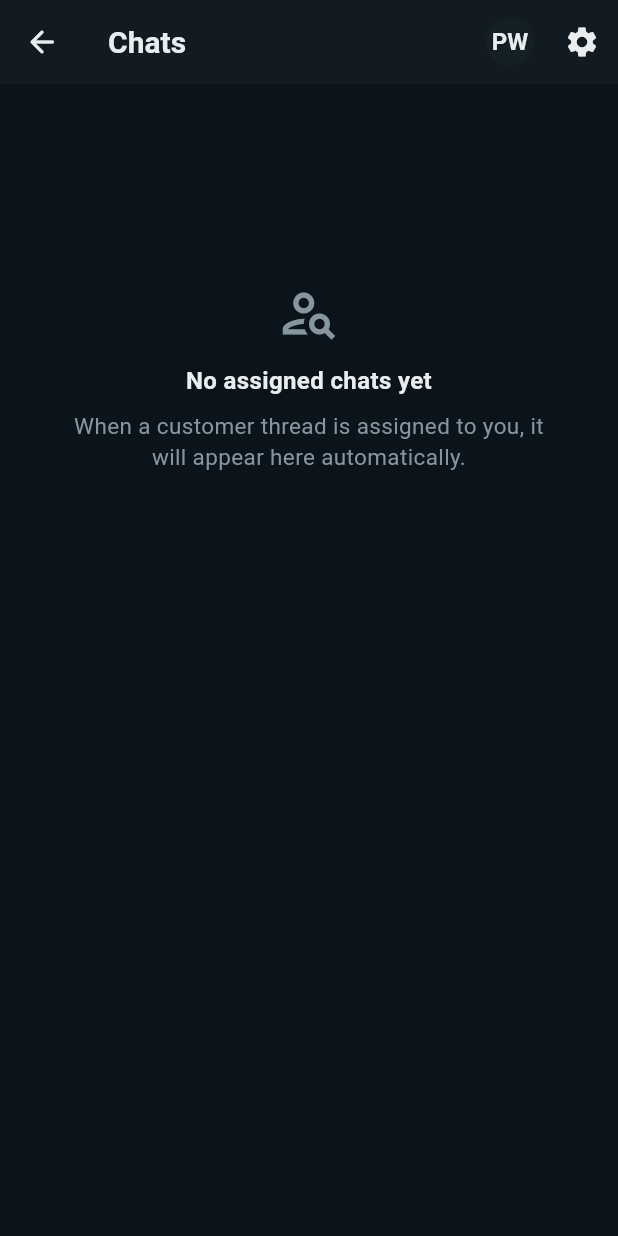
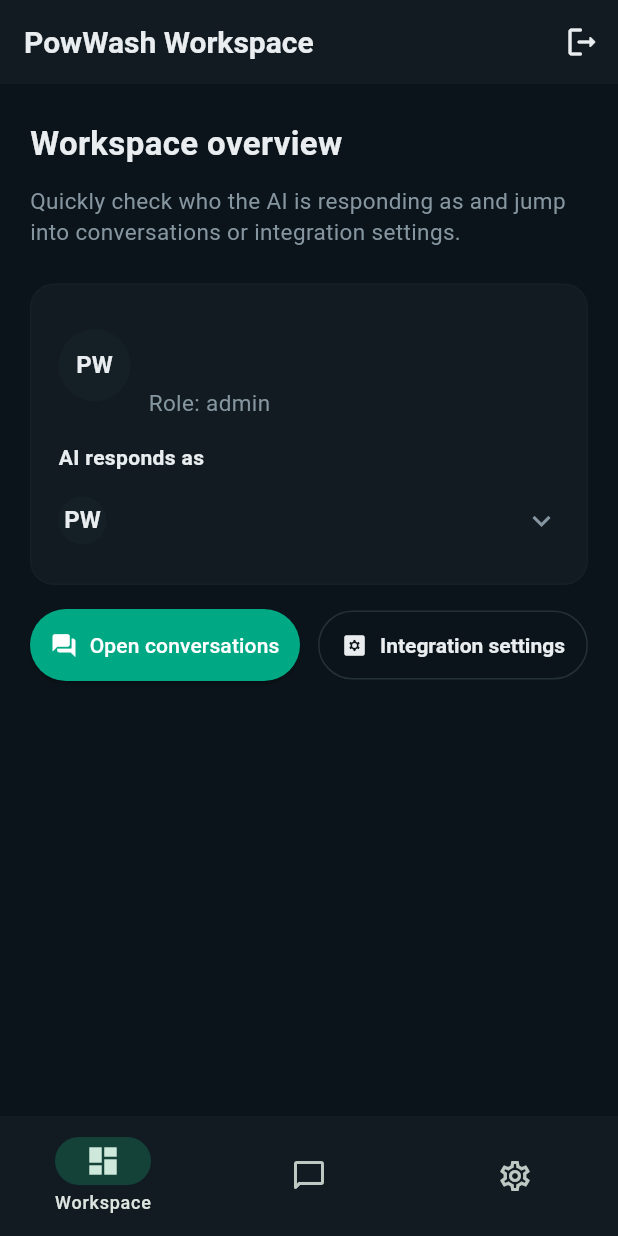
Before and after one commit to blobbybeano/pow-ai-assistant, a Flutter app: the screen it shows once a user with an empty profile is signed in, on a phone screen of 412 x 824 dp. Run offline on Flutter 3.47's test engine with Material 3 defaults, Android fonts, the phone set to English and light mode, and no system bars; our stand-ins replace cloud_firestore, firebase_auth, firebase_core; accounts and stored records are empty.

Commit message:
Add workspace shell with navigation to chats and settings

```diff
--- a/flutter_app/lib/app.dart
+++ b/flutter_app/lib/app.dart
@@ -5,7 +5,7 @@
 import 'controllers/profile_controller.dart';
 import 'controllers/user_controller.dart';
 import 'screens/auth_screen.dart';
-import 'screens/chat_list_screen.dart';
+import 'screens/workspace_home_shell.dart';
 import 'services/auth_repository.dart';
 import 'services/chat_api_client.dart';
 import 'services/firestore_chat_repository.dart';
@@ -71,7 +71,7 @@
           return const AuthScreen();
         }
 
-        return const ChatListScreen();
+        return const WorkspaceHomeShell();
       },
     );
   }
--- /dev/null
+++ b/flutter_app/lib/screens/workspace_home_shell.dart
@@ -0,0 +1,387 @@
+import 'package:flutter/material.dart';
+import 'package:provider/provider.dart';
+
+import '../controllers/inbox_controller.dart';
+import '../controllers/user_controller.dart';
+import '../models/app_user.dart';
+import '../models/conversation.dart';
+import '../widgets/pending_ai_banner.dart';
+import 'chat_list_screen.dart';
+import 'integration_settings_screen.dart';
+
+class WorkspaceHomeShell extends StatefulWidget {
+  const WorkspaceHomeShell({super.key});
+
+  @override
+  State<WorkspaceHomeShell> createState() => _WorkspaceHomeShellState();
+}
+
+class _WorkspaceHomeShellState extends State<WorkspaceHomeShell> {
+  int _currentIndex = 0;
+
+  void _selectTab(int index) {
+    if (_currentIndex == index) return;
+    setState(() {
+      _currentIndex = index;
+    });
+  }
+
+  @override
+  Widget build(BuildContext context) {
+    final pages = <Widget>[
+      OverviewScreen(
+        onOpenChats: () => _selectTab(1),
+        onOpenIntegrationSettings: () => _selectTab(2),
+      ),
+      const ChatListScreen(),
+      const IntegrationSettingsScreen(),
+    ];
+
+    return Scaffold(
+      backgroundColor: const Color(0xFF0B141A),
+      appBar: _currentIndex == 0 ? const _TopAppBar() : null,
+      body: IndexedStack(
+        index: _currentIndex,
+        children: pages,
+      ),
+      bottomNavigationBar: NavigationBar(
+        backgroundColor: const Color(0xFF111B21),
+        indicatorColor: const Color(0x331FDD94),
+        selectedIndex: _currentIndex,
+        labelBehavior: NavigationDestinationLabelBehavior.onlyShowSelected,
+        onDestinationSelected: _selectTab,
+        destinations: const [
+          NavigationDestination(
+            icon: Icon(Icons.dashboard_outlined),
+            selectedIcon: Icon(Icons.dashboard),
+            label: 'Workspace',
+          ),
+          NavigationDestination(
+            icon: Icon(Icons.chat_bubble_outline_rounded),
+            selectedIcon: Icon(Icons.chat_bubble_rounded),
+            label: 'Conversations',
+          ),
+          NavigationDestination(
+            icon: Icon(Icons.settings_outlined),
+            selectedIcon: Icon(Icons.settings),
+            label: 'Settings',
+          ),
+        ],
+      ),
+    );
+  }
+}
+
+class _TopAppBar extends StatelessWidget implements PreferredSizeWidget {
+  const _TopAppBar();
+
+  @override
+  Size get preferredSize => const Size.fromHeight(kToolbarHeight);
+
+  @override
+  Widget build(BuildContext context) {
+    return AppBar(
+      backgroundColor: const Color(0xFF111B21),
+      foregroundColor: const Color(0xFFE9EDEF),
+      title: const Text('PowWash Workspace'),
+      actions: [
+        IconButton(
+          icon: const Icon(Icons.logout_rounded),
+          tooltip: 'Sign out',
+          onPressed: () => context.read<UserController>().signOut(),
+        ),
+      ],
+    );
+  }
+}
+
+class OverviewScreen extends StatelessWidget {
+  const OverviewScreen({
+    super.key,
+    required this.onOpenChats,
+    required this.onOpenIntegrationSettings,
+  });
+
+  final VoidCallback onOpenChats;
+  final VoidCallback onOpenIntegrationSettings;
+
+  @override
+  Widget build(BuildContext context) {
+    final userController = context.watch<UserController>();
+    final inboxController = context.watch<InboxController>();
+    final currentUser = userController.currentUser;
+    final respondingUser = userController.respondingUser;
+    final pendingSummaries = userController
+        .assignedConversations(
+          inboxController.pendingAiConversations,
+          forUser: respondingUser,
+        )
+        .take(3)
+        .toList();
+
+    return SafeArea(
+      child: ListView(
+        padding: const EdgeInsets.all(20),
+        children: [
+          const SizedBox(height: 4),
+          const Text(
+            'Workspace overview',
+            style: TextStyle(
+              color: Color(0xFFE9EDEF),
+              fontSize: 22,
+              fontWeight: FontWeight.w700,
+            ),
+          ),
+          const SizedBox(height: 12),
+          const Text(
+            'Quickly check who the AI is responding as and jump into conversations or integration settings.',
+            style: TextStyle(color: Color(0xFF8696A0), height: 1.4),
+          ),
+          const SizedBox(height: 24),
+          if (pendingSummaries.isNotEmpty) ...[
+            _PendingBannerDeck(
+              summaries: pendingSummaries,
+              responder: respondingUser,
+            ),
+            const SizedBox(height: 16),
+          ],
+          _UserCard(
+            user: currentUser,
+            respondingUser: respondingUser,
+            onChangeResponder: userController.switchRespondingUser,
+          ),
+          const SizedBox(height: 16),
+          _ActionRow(
+            onOpenChats: onOpenChats,
+            onOpenIntegrationSettings: onOpenIntegrationSettings,
+          ),
+        ],
+      ),
+    );
+  }
+}
+
+class _UserCard extends StatelessWidget {
+  const _UserCard({
+    required this.user,
+    required this.respondingUser,
+    required this.onChangeResponder,
+  });
+
+  final AppUser? user;
+  final AppUser? respondingUser;
+  final ValueChanged<AppUser> onChangeResponder;
+
+  @override
+  Widget build(BuildContext context) {
+    final users = context.watch<UserController>().availableUsers;
+
+    return Container(
+      decoration: BoxDecoration(
+        color: const Color(0xFF111B21),
+        borderRadius: BorderRadius.circular(16),
+        border: Border.all(color: const Color(0x33243038)),
+      ),
+      padding: const EdgeInsets.all(18),
+      child: Column(
+        crossAxisAlignment: CrossAxisAlignment.start,
+        children: [
+          Row(
+            children: [
+              CircleAvatar(
+                radius: 24,
+                backgroundColor: const Color(0x33243038),
+                foregroundColor: const Color(0xFFE9EDEF),
+                child: Text(
+                  (user?.initials ?? 'PW').toUpperCase(),
+                  style: const TextStyle(fontWeight: FontWeight.w700),
+                ),
+              ),
+              const SizedBox(width: 12),
+              Expanded(
+                child: Column(
+                  crossAxisAlignment: CrossAxisAlignment.start,
+                  children: [
+                    Text(
+                      user?.displayName ?? 'Workspace user',
+                      style: const TextStyle(
+                        color: Color(0xFFE9EDEF),
+                        fontWeight: FontWeight.w700,
+                        fontSize: 16,
+                      ),
+                    ),
+                    const SizedBox(height: 4),
+                    Text(
+                      user?.email ?? 'Signed in',
+                      style: const TextStyle(color: Color(0xFF8696A0)),
+                    ),
+                    if (user?.role != null) ...[
+                      const SizedBox(height: 2),
+                      Text(
+                        'Role: ${user!.role}',
+                        style: const TextStyle(color: Color(0xFF8696A0)),
+                      ),
+                    ],
+                  ],
+                ),
+              ),
+            ],
+          ),
+          const SizedBox(height: 16),
+          const Text(
+            'AI responds as',
+            style: TextStyle(
+              color: Color(0xFFE9EDEF),
+              fontWeight: FontWeight.w600,
+              fontSize: 14,
+            ),
+          ),
+          const SizedBox(height: 8),
+          DropdownButtonHideUnderline(
+            child: DropdownButton<AppUser>(
+              value: respondingUser != null &&
+                      users.any((user) => user.id == respondingUser!.id)
+                  ? respondingUser
+                  : (users.isNotEmpty ? users.first : null),
+              icon: const Icon(Icons.expand_more, color: Color(0xFF8696A0)),
+              dropdownColor: const Color(0xFF111B21),
+              borderRadius: BorderRadius.circular(12),
+              isExpanded: true,
+              style: const TextStyle(color: Color(0xFFE9EDEF)),
+              items: users
+                  .map(
+                    (entry) => DropdownMenuItem<AppUser>(
+                      value: entry,
+                      child: Row(
+                        children: [
+                          CircleAvatar(
+                            radius: 16,
+                            backgroundColor: const Color(0x33243038),
+                            foregroundColor: const Color(0xFFE9EDEF),
+                            child: Text(
+                              entry.initials,
+                              style: const TextStyle(fontWeight: FontWeight.w600),
+                            ),
+                          ),
+                          const SizedBox(width: 10),
+                          Column(
+                            crossAxisAlignment: CrossAxisAlignment.start,
+                            children: [
+                              Text(
+                                entry.displayName,
+                                style: const TextStyle(
+                                  color: Color(0xFFE9EDEF),
+                                  fontWeight: FontWeight.w600,
+                                ),
+                              ),
+                              if (entry.email != null)
+                                Text(
+                                  entry.email!,
+                                  style: const TextStyle(
+                                    color: Color(0xFF8696A0),
+                                    fontSize: 12,
+                                  ),
+                                ),
+                            ],
+                          ),
+                        ],
+                      ),
+                    ),
+                  )
+                  .toList(),
+              onChanged: (value) {
+                if (value != null) {
+                  onChangeResponder(value);
+                }
+              },
+              hint: const Text(
+                'Select a responder',
+                style: TextStyle(color: Color(0xFF8696A0)),
+              ),
+            ),
+          ),
+        ],
+      ),
+    );
+  }
+}
+
+class _ActionRow extends StatelessWidget {
+  const _ActionRow({
+    required this.onOpenChats,
+    required this.onOpenIntegrationSettings,
+  });
+
+  final VoidCallback onOpenChats;
+  final VoidCallback onOpenIntegrationSettings;
+
+  @override
+  Widget build(BuildContext context) {
+    return Row(
+      children: [
+        Expanded(
+          child: ElevatedButton.icon(
+            onPressed: onOpenChats,
+            icon: const Icon(Icons.forum_rounded),
+            label: const Text('Open conversations'),
+            style: ElevatedButton.styleFrom(
+              backgroundColor: const Color(0xFF00A884),
+              foregroundColor: Colors.white,
+              padding: const EdgeInsets.symmetric(vertical: 14),
+            ),
+          ),
+        ),
+        const SizedBox(width: 12),
+        Expanded(
+          child: OutlinedButton.icon(
+            onPressed: onOpenIntegrationSettings,
+            icon: const Icon(Icons.settings_applications_rounded),
+            label: const Text('Integration settings'),
+            style: OutlinedButton.styleFrom(
+              foregroundColor: const Color(0xFFE9EDEF),
+              side: const BorderSide(color: Color(0xFF243038)),
+              padding: const EdgeInsets.symmetric(vertical: 14),
+            ),
+          ),
+        ),
+      ],
+    );
+  }
+}
+
+class _PendingBannerDeck extends StatelessWidget {
+  const _PendingBannerDeck({
+    required this.summaries,
+    required this.responder,
+  });
+
+  final List<ConversationSummary> summaries;
+  final AppUser? responder;
+
+  @override
+  Widget build(BuildContext context) {
+    return Column(
+      crossAxisAlignment: CrossAxisAlignment.start,
+      children: [
+        const Text(
+          'Awaiting AI responses',
+          style: TextStyle(
+            color: Color(0xFFE9EDEF),
+            fontWeight: FontWeight.w600,
+          ),
+        ),
+        const SizedBox(height: 8),
+        ...summaries.map(
+          (summary) => Padding(
+            padding: const EdgeInsets.only(bottom: 8),
+            child: PendingAiBanner(
+              summary: summary,
+              responder: responder,
+              onDismissed: () {},
+            ),
+          ),
+        ),
+      ],
+    );
+  }
+}
```
